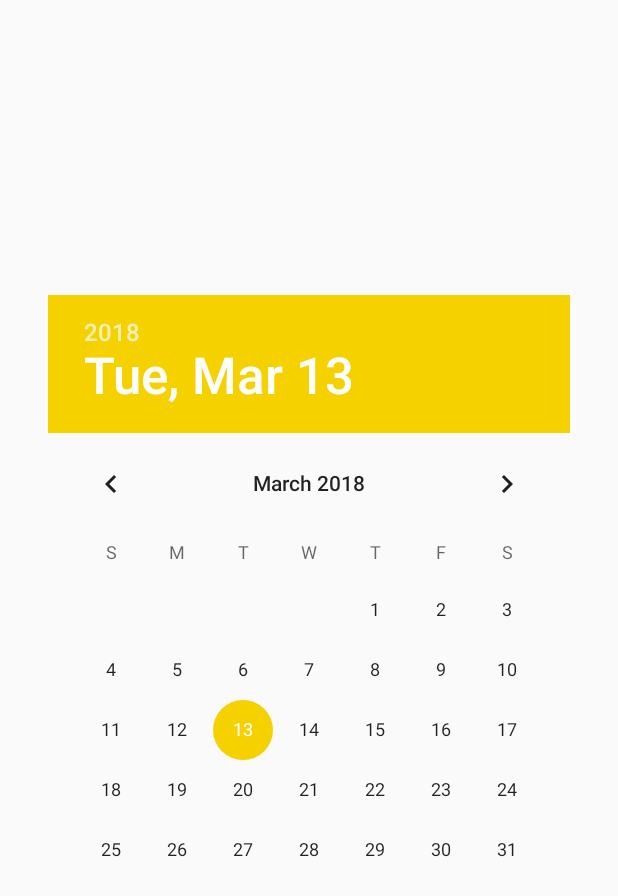
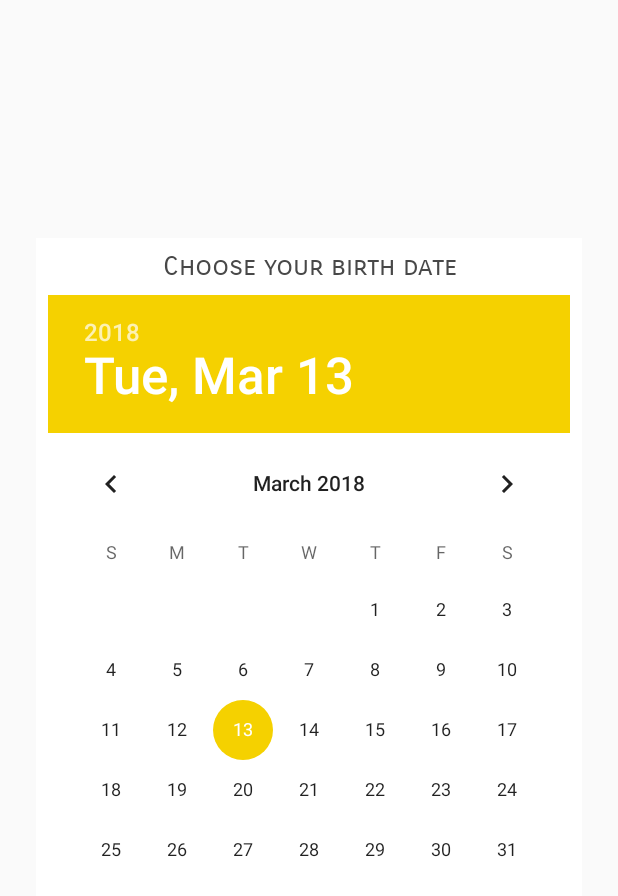
Before and after one commit to neone35/ageversary, an Android app: the layout fragment_dialog_birthday.xml on its own in the app's theme, with its tools: preview values and no code run, on a phone screen of 412 x 824 dp. Shown: the top 896 px of the screen. Run offline under Robolectric (Android 15) with nearby library versions, the phone set to English and light mode, and no system bars.

Commit message:
Added birth date picker with preferences

```diff
--- a/app/src/main/res/layout/fragment_dialog_birthday.xml
+++ b/app/src/main/res/layout/fragment_dialog_birthday.xml
@@ -1,20 +1,43 @@
 <?xml version="1.0" encoding="utf-8"?>
-<android.support.constraint.ConstraintLayout xmlns:android="http://schemas.android.com/apk/res/android"
+
+<layout xmlns:android="http://schemas.android.com/apk/res/android"
     xmlns:app="http://schemas.android.com/apk/res-auto"
-    xmlns:tools="http://schemas.android.com/tools"
+    xmlns:tools="http://schemas.android.com/tools">
+
+    <android.support.constraint.ConstraintLayout
         android:layout_width="wrap_content"
         android:layout_height="wrap_content"
         android:layout_gravity="center"
+        android:background="@color/whiteColor"
         android:orientation="vertical">
 
-    <DatePicker
-        android:id="@+id/dp_birthday"
+        <TextView
+            android:id="@+id/tv_birth_date_title"
+            style="@style/birthDate"
             android:layout_width="wrap_content"
             android:layout_height="wrap_content"
             android:layout_marginBottom="8dp"
             android:layout_marginEnd="8dp"
             android:layout_marginStart="8dp"
             android:layout_marginTop="8dp"
+            android:background="@color/whiteColor"
+            android:text="@string/choose_birth_date"
+            android:textAlignment="center"
+            app:layout_constraintBottom_toTopOf="@+id/dp_birthday"
+            app:layout_constraintEnd_toEndOf="parent"
+            app:layout_constraintStart_toStartOf="parent"
+            app:layout_constraintTop_toTopOf="parent"
+            tools:text="Choose your birth date" />
+
+        <DatePicker
+            android:id="@+id/dp_birthday"
+            android:layout_width="wrap_content"
+            android:layout_height="wrap_content"
+            android:layout_marginBottom="32dp"
+            android:layout_marginEnd="8dp"
+            android:layout_marginStart="8dp"
+            android:layout_marginTop="32dp"
+            android:background="@color/whiteColor"
             app:layout_constraintBottom_toBottomOf="parent"
             app:layout_constraintEnd_toEndOf="parent"
             app:layout_constraintStart_toStartOf="parent"
@@ -22,3 +45,5 @@
 
 
     </android.support.constraint.ConstraintLayout>
+
+</layout>
--- a/app/src/main/res/values/colors.xml
+++ b/app/src/main/res/values/colors.xml
@@ -10,4 +10,5 @@
     <color name="primaryTextColor">#000000</color>
     <color name="secondaryTextColor">#000000</color>
     <color name="whiteColor">#ffffff</color>
+    <color name="grayColor">#484848</color>
 </resources>
--- a/app/src/main/res/values/styles.xml
+++ b/app/src/main/res/values/styles.xml
@@ -34,4 +34,10 @@
         <item name="android:textSize">18sp</item>
     </style>
 
+    <style name="birthDate" parent="actionBarTitle">
+        <item name="android:textColor">@color/grayColor</item>
+        <item name="android:textStyle">normal</item>
+        <item name="android:textSize">18sp</item>
+    </style>
+
 </resources>
```
Also changed, not shown: app/src/main/java/com/amaslov/android/ageversary/MainActivity.java (+74 -25 lines), app/src/main/java/com/amaslov/android/ageversary/fragments/BirthdayDialogFragment.java (deleted, +0 -55 lines), app/src/main/java/com/amaslov/android/ageversary/fragments/DatePickerDialogFragment.java (added, +55 -0 lines), app/src/main/res/values/strings.xml (+6 -1 lines). Lines whose indentation alone changed are shown as unchanged.
